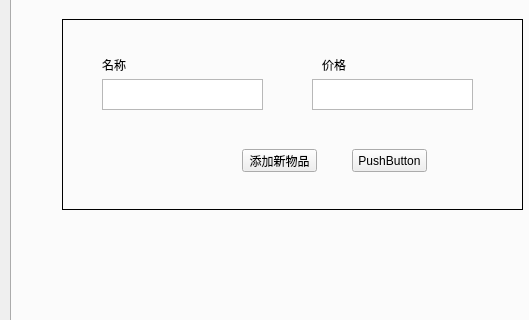
ein664/run.py, file untitled.ui: the form before one commit; both pictures show x 0 to 529 and y 217 to 537 of the 1006 by 700 pixel window.
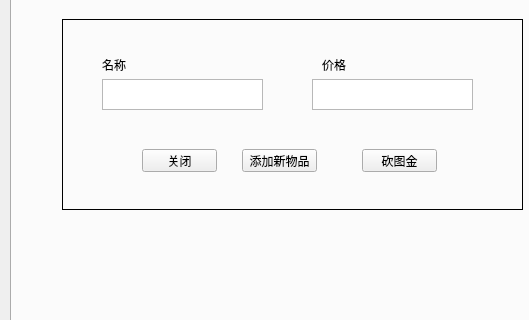
The form after the commit.

```diff
--- a/untitled.ui
+++ b/untitled.ui
@@ -2687,14 +2687,27 @@
        <widget class="QPushButton" name="pushButton_6">
         <property name="geometry">
          <rect>
-          <x>290</x>
+          <x>300</x>
           <y>130</y>
           <width>75</width>
           <height>23</height>
          </rect>
         </property>
         <property name="text">
-         <string>PushButton</string>
+         <string>砍图金</string>
+        </property>
+       </widget>
+       <widget class="QPushButton" name="pushButton_7">
+        <property name="geometry">
+         <rect>
+          <x>80</x>
+          <y>130</y>
+          <width>75</width>
+          <height>23</height>
+         </rect>
+        </property>
+        <property name="text">
+         <string>关闭</string>
         </property>
        </widget>
       </widget>
```
